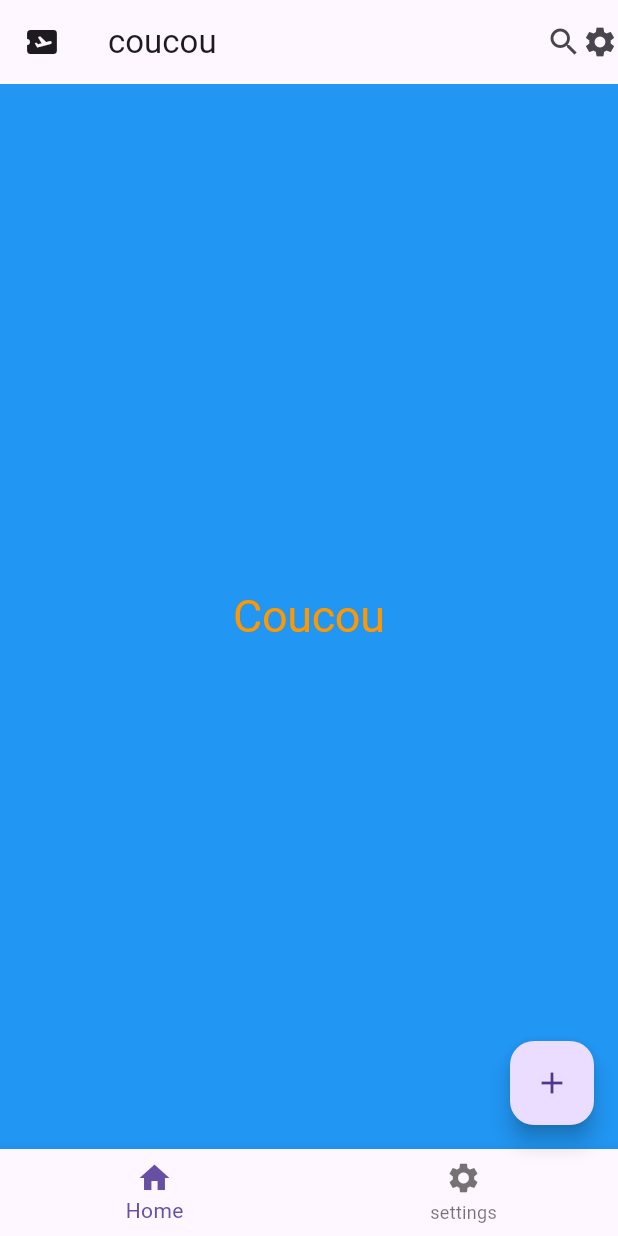
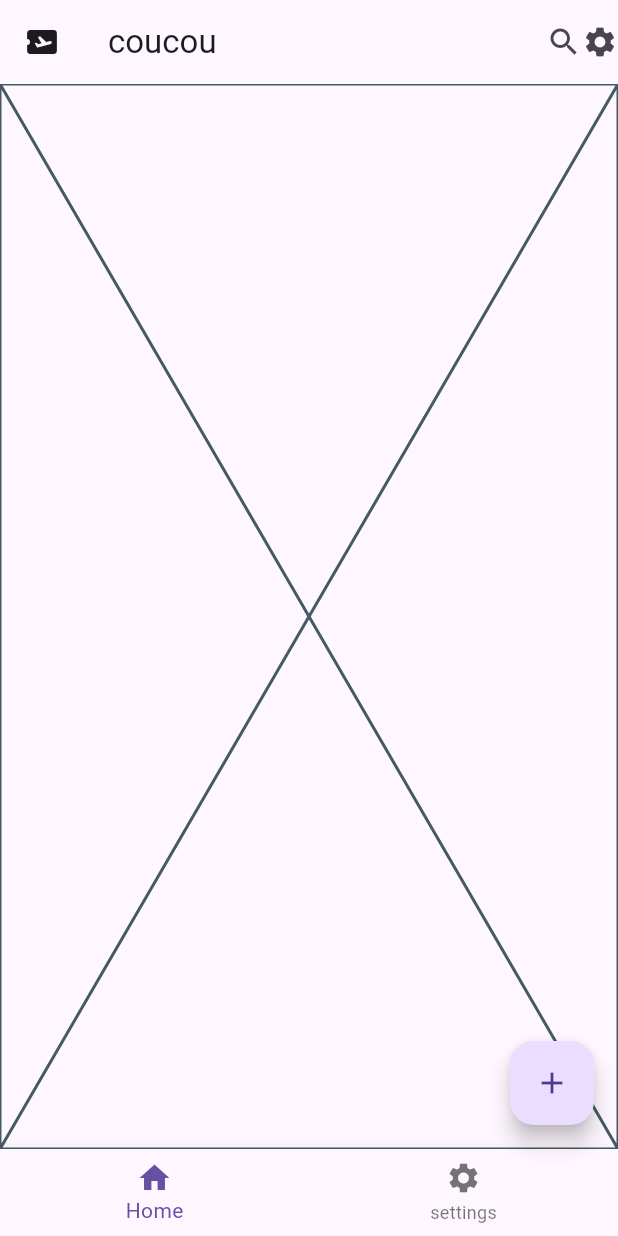
Before and after one commit to ThomasEcalle/2024_3_MOC, a Flutter app: the screen it shows after launch, on a phone screen of 412 x 824 dp. Run offline on Flutter 3.47's test engine with Material 3 defaults, Android fonts, the phone set to English and light mode, and no system bars.

```diff
--- a/lib/home.dart
+++ b/lib/home/home.dart
@@ -1,8 +1,21 @@
-import 'package:flutter/foundation.dart';
 import 'package:flutter/material.dart';
+import 'package:moc_2024_3/home/home_tab.dart';
+import 'package:moc_2024_3/home/settings_tab.dart';
 
-class Home extends StatelessWidget {
+class Home extends StatefulWidget {
   const Home({super.key});
+
+  @override
+  State<Home> createState() => _HomeState();
+}
+
+class _HomeState extends State<Home> {
+  int _currentIndex = 0;
+
+  final _tabs = const [
+    HomeTab(),
+    SettingsTab(),
+  ];
 
   @override
   Widget build(BuildContext context) {
@@ -15,22 +28,14 @@ class Home extends StatelessWidget {
           Icon(Icons.settings),
         ],
       ),
-      body: Container(
-        color: Colors.blue,
-        child: Center(
-          child: Text(
-            'Coucou',
-            style: Theme.of(context).textTheme.displayLarge,
-          ),
-        ),
-      ),
+      body: _tabs[_currentIndex],
       floatingActionButton: FloatingActionButton(
-        child: Icon(Icons.add),
-        onPressed: () {
-          print('Coucou');
-        },
+        child: const Icon(Icons.add),
+        onPressed: () => _changeTab(0),
       ),
       bottomNavigationBar: BottomNavigationBar(
+        currentIndex: _currentIndex,
+        onTap: _onBottomBarTap,
         items: const [
           BottomNavigationBarItem(
             icon: Icon(Icons.home),
@@ -44,4 +49,15 @@ class Home extends StatelessWidget {
       ),
     );
   }
+
+  void _onBottomBarTap(int index) {
+    _changeTab(index);
+    print('New index tapped: $_currentIndex');
+  }
+
+  void _changeTab(int index) {
+    setState(() {
+      _currentIndex = index;
+    });
+  }
 }
--- /dev/null
+++ b/lib/home/home_tab.dart
@@ -0,0 +1,10 @@
+import 'package:flutter/material.dart';
+
+class HomeTab extends StatelessWidget {
+  const HomeTab({super.key});
+
+  @override
+  Widget build(BuildContext context) {
+    return const Placeholder();
+  }
+}
--- a/lib/main.dart
+++ b/lib/main.dart
@@ -1,5 +1,5 @@
 import 'package:flutter/material.dart';
-import 'package:moc_2024_3/home.dart';
+import 'package:moc_2024_3/home/home.dart';
 
 void main() {
   runApp(const MyApp());
@@ -23,7 +23,7 @@ class MyApp extends StatelessWidget {
           ),
         ),
       ),
-      home: const Home(),
+      home: Home(),
     );
   }
 }
```
Also changed, not shown: lib/home/settings_tab.dart (added, +10 -0 lines).
